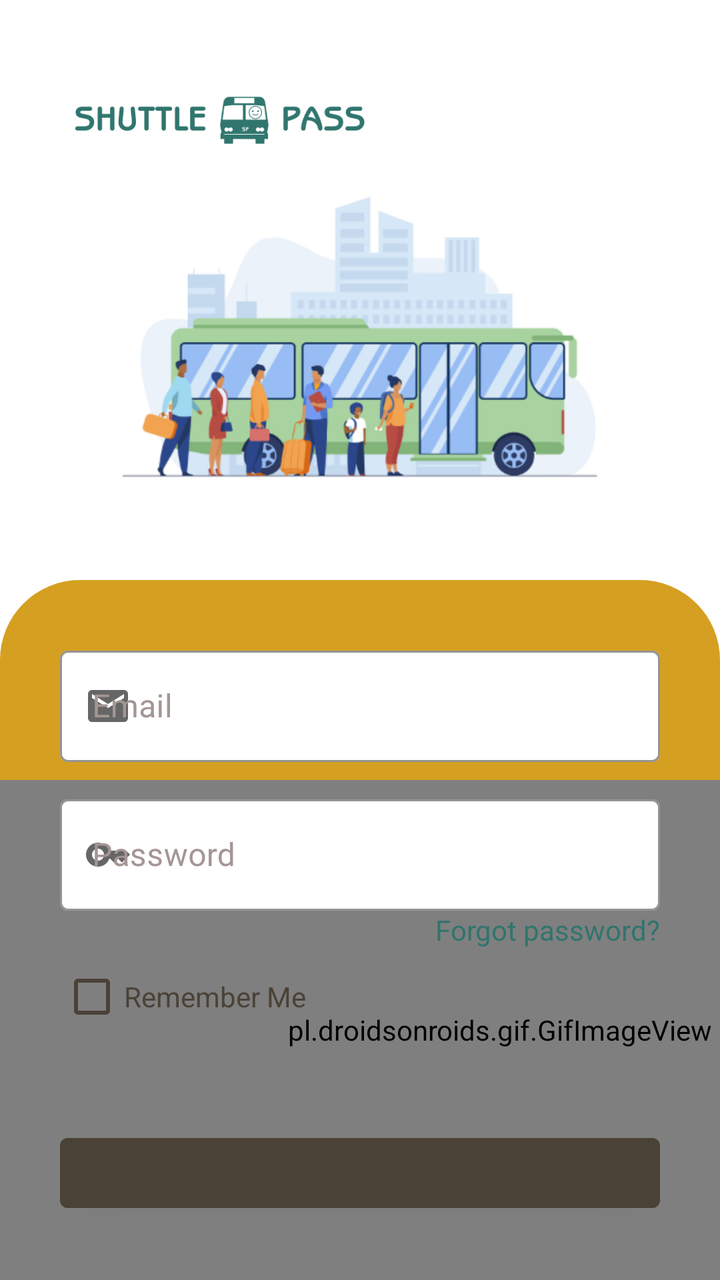
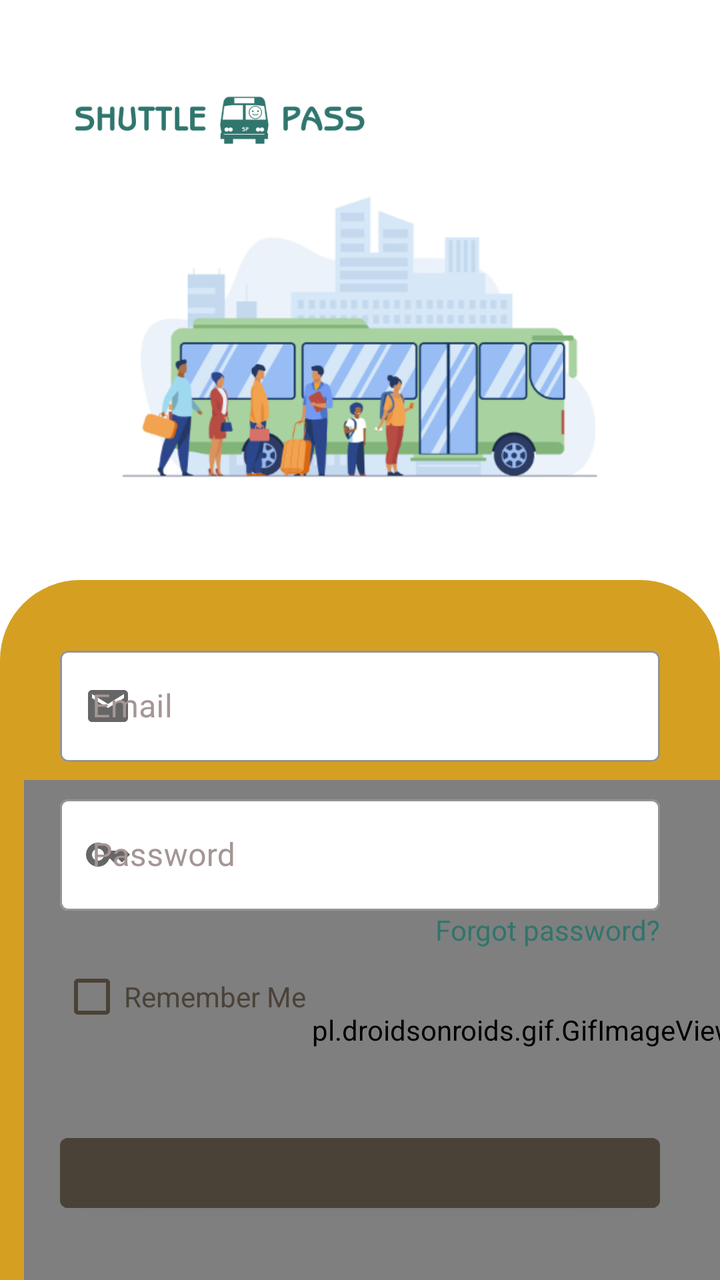

Compare the two renders of this Android layout. The source of the first and the diff that turns it into the second are given below.
<!-- AndroidManifest.xml: application theme Theme.BusScanner -->
<!-- res/layout/activity_login.xml -->
<?xml version="1.0" encoding="utf-8"?>
<androidx.constraintlayout.widget.ConstraintLayout xmlns:android="http://schemas.android.com/apk/res/android"
    xmlns:app="http://schemas.android.com/apk/res-auto"
    xmlns:tools="http://schemas.android.com/tools"
    android:layout_width="match_parent"
    android:layout_height="match_parent"
    tools:context=".Login">


    <LinearLayout
        android:layout_width="match_parent"
        android:layout_height="match_parent"
        android:orientation="vertical"
        app:layout_constraintBottom_toBottomOf="parent"
        app:layout_constraintEnd_toEndOf="parent"
        app:layout_constraintStart_toStartOf="parent"
        app:layout_constraintTop_toTopOf="parent">

        <LinearLayout
            android:layout_width="match_parent"
            android:layout_height="wrap_content"
            android:orientation="vertical"
            android:layout_margin="35dp"
            >
            <ImageView
                android:layout_width="150dp"
                android:layout_height="50dp"
                android:src="@drawable/brand_text_logo" />

            <ImageView
                android:layout_width="400dp"
                android:layout_height="170dp"
                android:layout_gravity="center"
                android:src="@drawable/bus_illust" />
        </LinearLayout>

        <RelativeLayout
            android:layout_width="match_parent"
            android:layout_height="match_parent">

            <ImageView
                android:id="@+id/imageView2"
                android:layout_width="match_parent"
                android:layout_height="match_parent"
                android:src="@drawable/bottom_background" />

            <LinearLayout
                android:layout_width="wrap_content"
                android:layout_height="match_parent"
                android:gravity="bottom">

                <pl.droidsonroids.gif.GifImageView
                    android:layout_width="500dp"
                    android:layout_height="250dp"
                    android:src="@drawable/wave"
                    />
            </LinearLayout>

            <androidx.cardview.widget.CardView
                android:layout_width="match_parent"
                android:layout_height="match_parent"
                app:cardBackgroundColor="@android:color/transparent"
                app:cardCornerRadius="40dp"
                app:contentPadding="30dp"
                app:cardElevation="0dp"
                >


                <LinearLayout
                    android:layout_width="match_parent"
                    android:layout_height="wrap_content"
                    android:orientation="vertical"
                    >

                    <com.google.android.material.textfield.TextInputLayout
                        android:id="@+id/email"
                        style="@style/Widget.MaterialComponents.TextInputLayout.OutlinedBox"
                        android:layout_width="match_parent"
                        android:layout_height="match_parent"
                        app:startIconDrawable="@drawable/email"
                        app:boxBackgroundColor="@color/white"
                        android:textColorHint="@color/taupe_gray"
                        app:boxStrokeColor="@color/taupe"
                        app:hintTextColor="@color/taupe"
                        >

                        <com.google.android.material.textfield.TextInputEditText
                            android:layout_width="match_parent"
                            android:layout_height="wrap_content"
                            android:hint="Email"
                            android:inputType="textEmailAddress" />
                    </com.google.android.material.textfield.TextInputLayout>

                    <com.google.android.material.textfield.TextInputLayout
                        android:id="@+id/pass"
                        style="@style/Widget.MaterialComponents.TextInputLayout.OutlinedBox"
                        android:layout_width="match_parent"
                        android:layout_height="match_parent"
                        android:layout_marginTop="40px"
                        app:startIconDrawable="@drawable/password"
                        app:boxBackgroundColor="@color/white"
                        android:textColorHint="@color/taupe_gray"
                        app:boxStrokeColor="@color/taupe"
                        app:hintTextColor="@color/taupe">


                        <com.google.android.material.textfield.TextInputEditText
                            android:layout_width="match_parent"
                            android:layout_height="wrap_content"
                            android:hint="Password"
                            android:inputType="textPassword" />
                    </com.google.android.material.textfield.TextInputLayout>

                    <TextView
                        android:id="@+id/forgor"
                        android:layout_width="wrap_content"
                        android:layout_height="wrap_content"
                        android:layout_gravity="right"
                        android:text="Forgot password?"
                        android:textColor="@color/dark_teal"/>

                    <CheckBox
                        android:id="@+id/remember"
                        android:layout_width="match_parent"
                        android:layout_height="wrap_content"
                        android:buttonTint="@color/taupe"
                        android:textColor="@color/taupe"
                        android:text="Remember Me" />

                    <TextView
                        android:id="@+id/error"
                        android:layout_width="wrap_content"
                        android:layout_height="wrap_content"
                        android:layout_gravity="center"
                        android:layout_marginTop="20px" />

                    <ProgressBar
                        android:id="@+id/prog"
                        android:layout_width="match_parent"
                        android:layout_height="match_parent"
                        android:layout_gravity="center"
                        android:layout_marginHorizontal="70px"
                        android:layout_marginTop="45px"
                        android:visibility="gone" />

                    <Button
                        android:id="@+id/log"
                        android:layout_width="match_parent"
                        android:layout_height="match_parent"
                        android:layout_marginTop="45px"
                        android:backgroundTint="@color/taupe"
                        android:paddingVertical="50px"
                        android:text="Login" />

                    <View
                        android:layout_width="match_parent"
                        android:layout_height="1dp"
                        android:layout_marginVertical="35px"
                        android:background="@color/taupe" />

                    <LinearLayout
                        android:layout_width="match_parent"
                        android:layout_height="wrap_content"
                        android:gravity="center_horizontal">
                        <TextView
                            android:layout_width="wrap_content"
                            android:layout_height="wrap_content"
                            android:layout_gravity="center"
                            android:text="Don't Have an Account? "
                            android:textColor="@color/taupe"/>
                        <TextView
                            android:id="@+id/reg"
                            android:layout_width="wrap_content"
                            android:layout_height="wrap_content"
                            android:layout_gravity="center"
                            android:text="Register Here"
                            android:textColor="@color/dark_teal"/>
                    </LinearLayout>

                </LinearLayout>


            </androidx.cardview.widget.CardView>


        </RelativeLayout>
    </LinearLayout>
</androidx.constraintlayout.widget.ConstraintLayout>
<!-- resources referenced by this layout -->
<resources>
  <color name="dark_teal">#30756D</color>
  <color name="taupe">#4B4237</color>
  <color name="taupe_gray">#A49694</color>
  <color name="white">#FFFFFFFF</color>
  <!-- drawable bottom_background (drawable) -->
  <?xml version="1.0" encoding="utf-8"?>
  <selector xmlns:android="http://schemas.android.com/apk/res/android">
  <item>
      <shape android:shape="rectangle">
          <corners android:topLeftRadius="40dp" android:topRightRadius="40dp"/>
          <gradient android:startColor="#D5A021" android:endColor="#D5A021" android:angle="0"/>
      </shape>
  </item>
  
  </selector>
  <!-- drawable brand_text_logo: png bitmap (drawable, 11332 bytes) -->
  <!-- drawable bus_illust: png bitmap (drawable, 63928 bytes) -->
  <!-- drawable email (drawable) -->
  <vector android:height="24dp" android:tint="#000000"
      android:viewportHeight="24" android:viewportWidth="24"
      android:width="24dp" xmlns:android="http://schemas.android.com/apk/res/android">
      <path android:fillColor="@android:color/white" android:pathData="M20,4L4,4c-1.1,0 -1.99,0.9 -1.99,2L2,18c0,1.1 0.9,2 2,2h16c1.1,0 2,-0.9 2,-2L22,6c0,-1.1 -0.9,-2 -2,-2zM20,8l-8,5 -8,-5L4,6l8,5 8,-5v2z"/>
  </vector>
  <!-- drawable password (drawable) -->
  <vector android:height="24dp" android:tint="#000000"
      android:viewportHeight="24" android:viewportWidth="24"
      android:width="24dp" xmlns:android="http://schemas.android.com/apk/res/android">
      <path android:fillColor="@android:color/white" android:pathData="M21,10h-8.35C11.83,7.67 9.61,6 7,6c-3.31,0 -6,2.69 -6,6s2.69,6 6,6c2.61,0 4.83,-1.67 5.65,-4H13l2,2l2,-2l2,2l4,-4.04L21,10zM7,15c-1.65,0 -3,-1.35 -3,-3c0,-1.65 1.35,-3 3,-3s3,1.35 3,3C10,13.65 8.65,15 7,15z"/>
  </vector>
  <!-- drawable wave: gif bitmap (drawable, 238579 bytes) -->
  <style name="Theme.BusScanner" parent="Theme.MaterialComponents.DayNight.NoActionBar">
          
          <item name="colorPrimary">@color/black</item>
          <item name="colorPrimaryVariant">@color/grey</item>
          <item name="colorOnPrimary">@color/white</item>
          
          <item name="colorSecondary">@color/teal_200</item>
          <item name="colorSecondaryVariant">@color/teal_700</item>
          <item name="colorOnSecondary">@color/black</item>
          
          <item name="android:statusBarColor">?attr/colorPrimaryVariant</item>
          
  
      </style>
  <color name="black">#FF000000</color>
  <color name="grey">#FF808080</color>
  <color name="teal_200">#FF03DAC5</color>
  <color name="teal_700">#FF018786</color>
</resources>

<!-- the commit's change to res/layout/activity_login.xml (unified diff, before → after) -->
@@ -53,6 +53,7 @@
                     android:layout_width="500dp"
                     android:layout_height="250dp"
                     android:src="@drawable/wave"
+                    android:layout_marginStart="12dp"
                     />
             </LinearLayout>
 
<!-- resource entries referenced after the edit -->
@@ -32,11 +32,11 @@
   <!-- drawable wave: gif bitmap (drawable, 238579 bytes) -->
   <style name="Theme.BusScanner" parent="Theme.MaterialComponents.DayNight.NoActionBar">
           
-          <item name="colorPrimary">@color/black</item>
-          <item name="colorPrimaryVariant">@color/grey</item>
+          <item name="colorPrimary">@color/goldenrod</item>
+          <item name="colorPrimaryVariant">@color/dim_gray</item>
           <item name="colorOnPrimary">@color/white</item>
           
-          <item name="colorSecondary">@color/teal_200</item>
+          <item name="colorSecondary">@color/goldenrod</item>
           <item name="colorSecondaryVariant">@color/teal_700</item>
           <item name="colorOnSecondary">@color/black</item>
           
@@ -44,9 +44,9 @@
           
   
       </style>
+  <color name="goldenrod">#D5A021</color>
+  <color name="dim_gray">#736B60</color>
   <color name="black">#FF000000</color>
-  <color name="grey">#FF808080</color>
-  <color name="teal_200">#FF03DAC5</color>
   <color name="teal_700">#FF018786</color>
 </resources>
 
